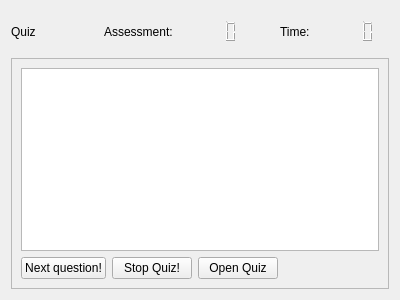
Old version of the form Forms/QuizWidget.ui in the repository iatanasov77/qvocabulary.
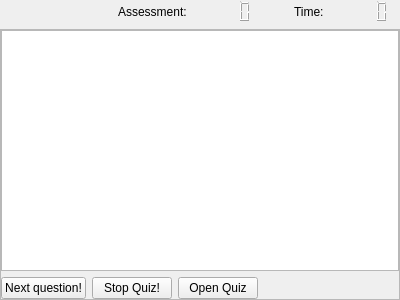
New version of the form.

Commit message: Syling Quiz Widgets.

Diff of the .ui file:
```diff
--- a/Forms/QuizWidget.ui
+++ b/Forms/QuizWidget.ui
@@ -14,15 +14,20 @@
    <string>Frame</string>
   </property>
   <layout class="QVBoxLayout" name="verticalLayout_2">
+   <property name="leftMargin">
+    <number>0</number>
+   </property>
+   <property name="topMargin">
+    <number>0</number>
+   </property>
+   <property name="rightMargin">
+    <number>0</number>
+   </property>
+   <property name="bottomMargin">
+    <number>0</number>
+   </property>
    <item>
-    <layout class="QHBoxLayout" name="horizontalLayout_3">
-     <item>
-      <widget class="QLabel" name="label">
-       <property name="text">
-        <string>Quiz</string>
-       </property>
-      </widget>
-     </item>
+    <layout class="QHBoxLayout" name="horizontalLayout_3" stretch="0,0,0">
      <item>
       <spacer name="horizontalSpacer_2">
        <property name="orientation">
@@ -48,6 +53,12 @@
         <enum>QFrame::Raised</enum>
        </property>
        <layout class="QHBoxLayout" name="horizontalLayout_4">
+        <property name="topMargin">
+         <number>0</number>
+        </property>
+        <property name="bottomMargin">
+         <number>0</number>
+        </property>
         <item>
          <widget class="QLabel" name="label_3">
           <property name="text">
@@ -83,6 +94,15 @@
         <number>0</number>
        </property>
        <layout class="QHBoxLayout" name="horizontalLayout_2">
+        <property name="topMargin">
+         <number>0</number>
+        </property>
+        <property name="rightMargin">
+         <number>6</number>
+        </property>
+        <property name="bottomMargin">
+         <number>0</number>
+        </property>
         <item>
          <widget class="QLabel" name="label_2">
           <property name="text">
@@ -106,7 +126,22 @@
      <property name="frameShadow">
       <enum>QFrame::Raised</enum>
      </property>
+     <property name="lineWidth">
+      <number>0</number>
+     </property>
      <layout class="QVBoxLayout" name="verticalLayout_3">
+      <property name="leftMargin">
+       <number>0</number>
+      </property>
+      <property name="topMargin">
+       <number>0</number>
+      </property>
+      <property name="rightMargin">
+       <number>0</number>
+      </property>
+      <property name="bottomMargin">
+       <number>0</number>
+      </property>
       <item>
        <widget class="QFrame" name="frame_2">
         <property name="frameShape">
```
The commit also changes 1 other file.
